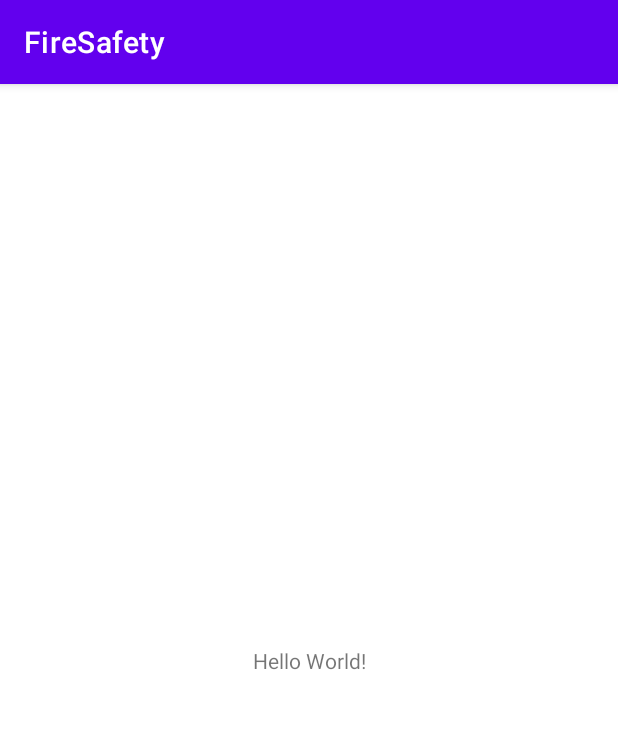
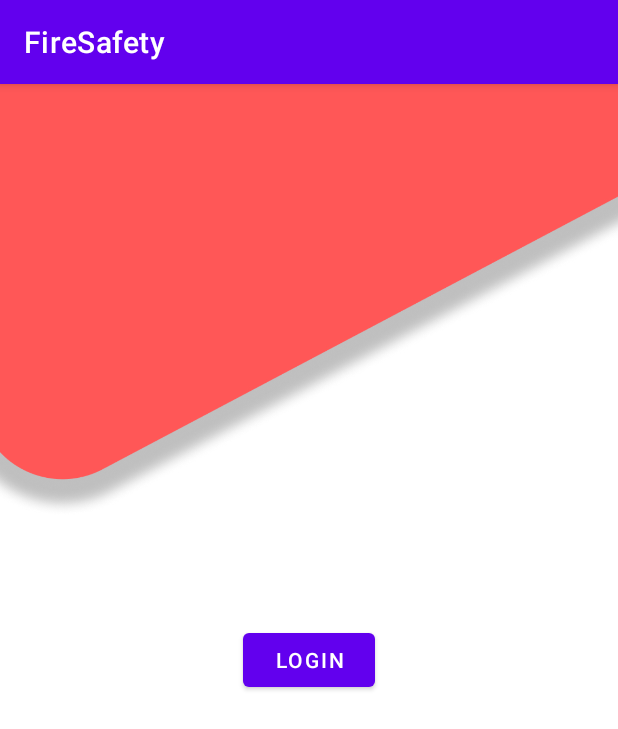
Before and after one commit to harshil-padasala/FireSafety-Application, an Android app: the screen it shows after launch (MainActivity before the commit, WelcomeActivity after it), on a phone screen of 412 x 824 dp. Shown: the top 729 px of the screen. Run offline under Robolectric (Android 15) with nearby library versions, the phone set to English and light mode, and no system bars.

```diff
--- a/app/build.gradle
+++ b/app/build.gradle
@@ -1,5 +1,6 @@
 plugins {
     id 'com.android.application'
+    id 'com.google.gms.google-services'
 }
 
 android {
@@ -32,6 +33,7 @@ dependencies {
     implementation 'androidx.appcompat:appcompat:1.5.1'
     implementation 'com.google.android.material:material:1.6.1'
     implementation 'androidx.constraintlayout:constraintlayout:2.1.4'
+    implementation 'com.google.firebase:firebase-auth:21.0.8'
     testImplementation 'junit:junit:4.13.2'
     androidTestImplementation 'androidx.test.ext:junit:1.1.3'
     androidTestImplementation 'androidx.test.espresso:espresso-core:3.4.0'
--- a/app/src/main/java/com/example/firesafety/SplashActivity.java
+++ b/app/src/main/java/com/example/firesafety/SplashActivity.java
@@ -16,7 +16,7 @@ public class SplashActivity extends AppCompatActivity {
         setContentView(R.layout.activity_splash);
 
         new Handler().postDelayed(() -> {
-            startActivity(new Intent(SplashActivity.this, MainActivity.class));
+            startActivity(new Intent(SplashActivity.this, WelcomeActivity.class));
             finish();
         }, 2000);
     }
--- /dev/null
+++ b/app/src/main/java/com/example/firesafety/WelcomeActivity.java
@@ -0,0 +1,25 @@
+package com.example.firesafety;
+
+import androidx.appcompat.app.AppCompatActivity;
+
+import android.content.Intent;
+import android.os.Bundle;
+
+import com.google.android.material.button.MaterialButton;
+
+public class WelcomeActivity extends AppCompatActivity {
+
+    MaterialButton btnLogin;
+
+    @Override
+    protected void onCreate(Bundle savedInstanceState) {
+        super.onCreate(savedInstanceState);
+        setContentView(R.layout.activity_welcome);
+
+        btnLogin = findViewById(R.id.login);
+
+        btnLogin.setOnClickListener(view -> {
+            startActivity(new Intent(WelcomeActivity.this, LoginActivity.class));
+        });
+    }
+}
--- /dev/null
+++ b/app/src/main/res/layout/activity_welcome.xml
@@ -0,0 +1,24 @@
+<?xml version="1.0" encoding="utf-8"?>
+<FrameLayout xmlns:android="http://schemas.android.com/apk/res/android"
+    xmlns:app="http://schemas.android.com/apk/res-auto"
+    xmlns:tools="http://schemas.android.com/tools"
+    android:layout_width="match_parent"
+    android:layout_height="match_parent"
+    tools:context=".WelcomeActivity">
+
+    <com.google.android.material.imageview.ShapeableImageView
+        android:layout_width="match_parent"
+        android:layout_height="wrap_content"
+        android:scaleType="fitStart"
+        android:src="@drawable/curve_element" />
+
+    <com.google.android.material.button.MaterialButton
+        android:id="@+id/login"
+        android:layout_width="wrap_content"
+        android:layout_height="wrap_content"
+        android:layout_gravity="center"
+        android:text="@string/login"
+        tools:ignore="HardcodedText" />
+
+
+</FrameLayout>
--- a/app/src/main/res/values/strings.xml
+++ b/app/src/main/res/values/strings.xml
@@ -1,3 +1,7 @@
 <resources>
     <string name="app_name">FireSafety</string>
+    <string name="login">login</string>
+    <string name="username">Enter your Username</string>
+    <string name="password">Enter your Password</string>
+    <string name="login_login">Login</string>
 </resources>
--- a/build.gradle
+++ b/build.gradle
@@ -6,6 +6,9 @@ buildscript {
 
         mavenCentral()
 
+    }
+    dependencies {
+        classpath 'com.google.gms:google-services:4.3.14'
     }
 
 }
```
Also changed, not shown: app/src/main/AndroidManifest.xml (+7 -0 lines), app/src/main/java/com/example/firesafety/LoginActivity.java (added, +63 -0 lines), app/src/main/res/layout/activity_login.xml (added, +68 -0 lines), app/src/main/res/drawable/curve_element.jpeg (added), app/src/main/res/drawable/welcome_page.jpeg (added), 1 other file.
